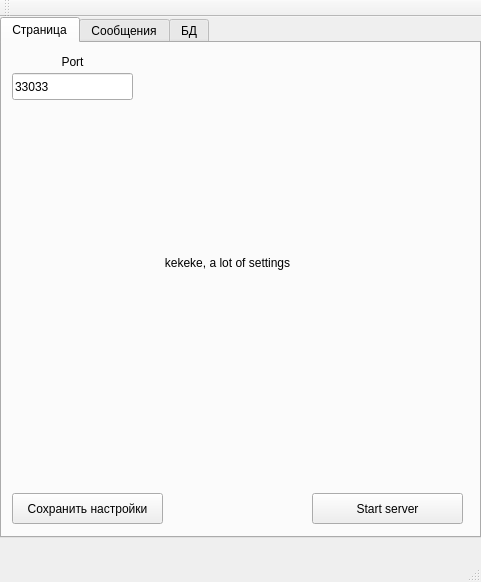
First picture: the form in statswindow.ui, repository group93492/chat-server, before the edit.
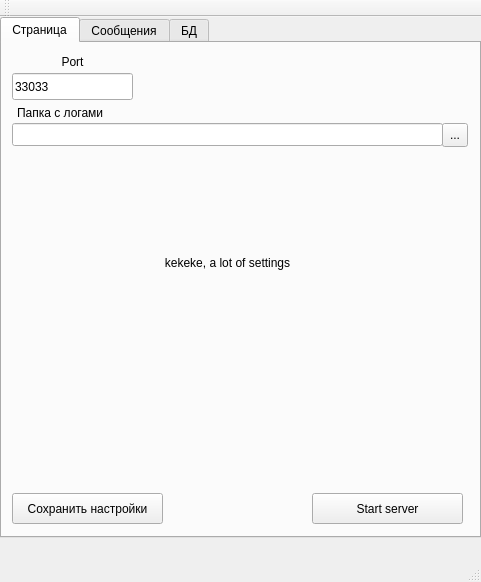
Second picture: the form after the edit. The open tabs and pages were chosen to show the change.

```diff
--- a/statswindow.ui
+++ b/statswindow.ui
@@ -101,6 +101,45 @@
        <string>Сохранить настройки</string>
       </property>
      </widget>
+     <widget class="QLabel" name="logsDirLabel">
+      <property name="geometry">
+       <rect>
+        <x>15</x>
+        <y>60</y>
+        <width>111</width>
+        <height>20</height>
+       </rect>
+      </property>
+      <property name="text">
+       <string>Папка с логами</string>
+      </property>
+     </widget>
+     <widget class="QLineEdit" name="logPathEdit">
+      <property name="geometry">
+       <rect>
+        <x>10</x>
+        <y>80</y>
+        <width>431</width>
+        <height>23</height>
+       </rect>
+      </property>
+     </widget>
+     <widget class="QToolButton" name="toolButton">
+      <property name="geometry">
+       <rect>
+        <x>440</x>
+        <y>80</y>
+        <width>26</width>
+        <height>24</height>
+       </rect>
+      </property>
+      <property name="text">
+       <string>...</string>
+      </property>
+      <property name="arrowType">
+       <enum>Qt::NoArrow</enum>
+      </property>
+     </widget>
     </widget>
     <widget class="QWidget" name="messagesTab">
      <attribute name="title">
```
Left out of the diff: 18 changed lines with no effect on the pictures.
